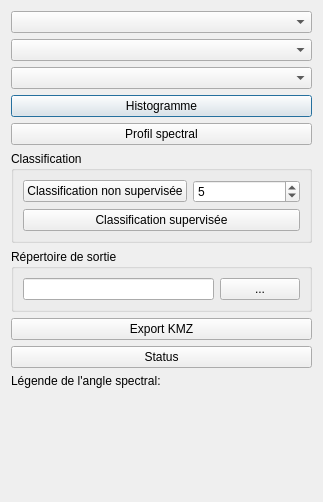
This is ui_qgiseducation.ui in CS-SI/TerreImage as Qt 5 draws it before an edit. The edited form follows.
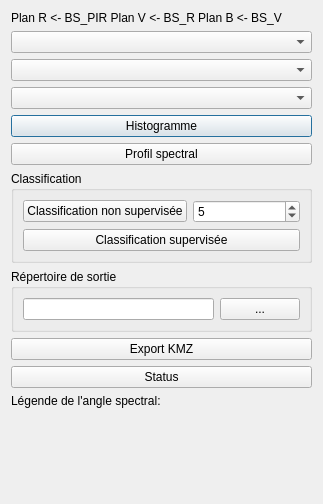
This is the edited form.

Commit message: ajout de lindication pir red green

Diff of the .ui file:
```diff
--- a/ui_qgiseducation.ui
+++ b/ui_qgiseducation.ui
@@ -7,13 +7,22 @@
     <x>0</x>
     <y>0</y>
     <width>323</width>
-    <height>502</height>
+    <height>504</height>
    </rect>
   </property>
   <property name="windowTitle">
    <string>QGISEducation</string>
   </property>
   <layout class="QVBoxLayout" name="verticalLayout">
+   <item>
+    <widget class="QLabel" name="label">
+     <property name="text">
+      <string>Plan R &lt;- BS_PIR 
+Plan V &lt;- BS_R 
+Plan B &lt;- BS_V</string>
+     </property>
+    </widget>
+   </item>
    <item>
     <widget class="QComboBox" name="comboBox_sprectral_band_display"/>
    </item>
@@ -115,6 +124,12 @@
      </item>
      <item>
       <widget class="QLabel" name="label_a_s_img">
+       <property name="maximumSize">
+        <size>
+         <width>400</width>
+         <height>16777215</height>
+        </size>
+       </property>
        <property name="text">
         <string/>
        </property>
```
The commit also changes 2 other files.
